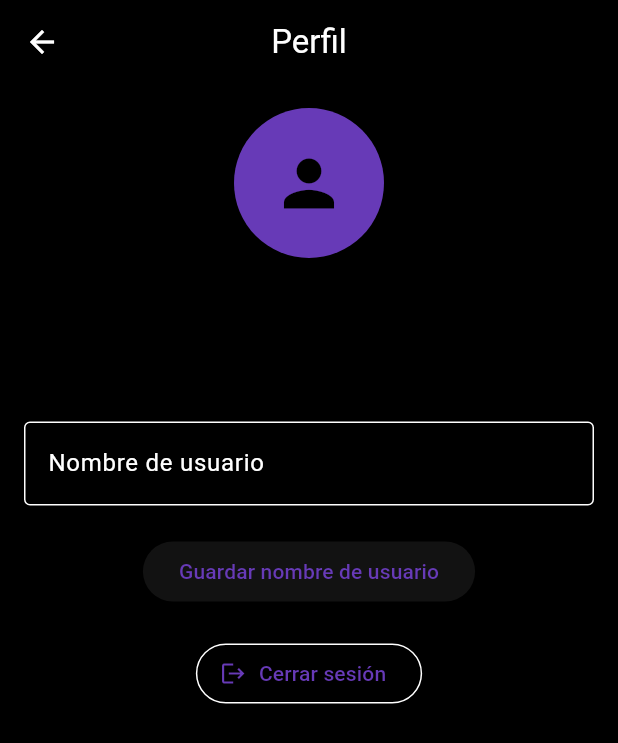
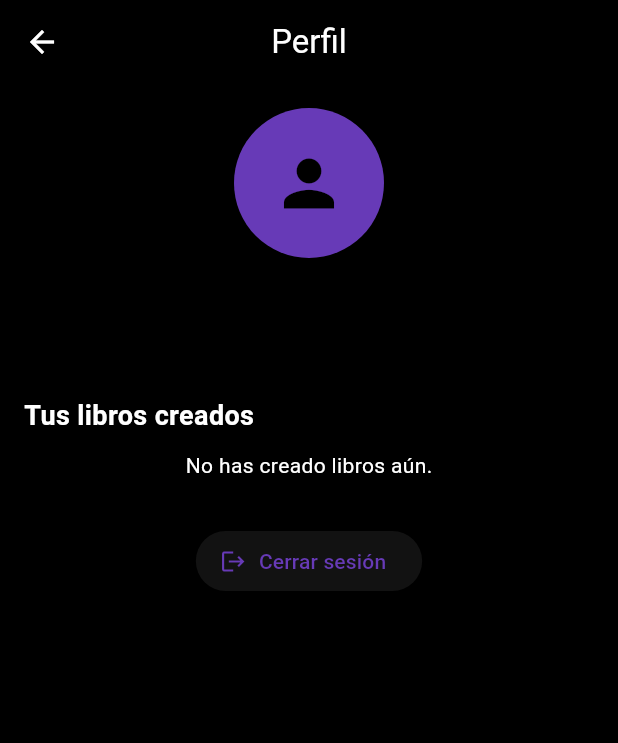
Before and after one commit to angiefjrd/Proyecto-IS513, a Flutter app: the ProfilePage screen opened directly, on a phone screen of 412 x 824 dp. Shown: the top 743 px of the screen. Run offline on Flutter 3.47's test engine with Material 3 defaults, Android fonts, the phone set to English and light mode, and no system bars; our stand-ins replace cloud_firestore, file_picker, firebase_auth, firebase_core, firebase_storage, get and 1 more; missing offline and left inert: flutter_quill; accounts and stored records are empty.

Commit message:
perfil con libros creados

```diff
--- a/lib/views/perfil_page.dart
+++ b/lib/views/perfil_page.dart
@@ -2,117 +2,164 @@ import 'package:cloud_firestore/cloud_firestore.dart';
 import 'package:firebase_auth/firebase_auth.dart';
 import 'package:flutter/material.dart';
 
-class ProfilePage extends StatefulWidget {
+/// MODELO DEL LIBRO CREADO
+class LibroCreado {
+  final String id;
+  final String titulo;
+  final String portadaUrl;
+
+  LibroCreado({
+    required this.id,
+    required this.titulo,
+    required this.portadaUrl,
+  });
+
+  factory LibroCreado.fromMap(Map<String, dynamic> data, String docId) {
+    return LibroCreado(
+      id: docId,
+      titulo: data['titulo'] ?? 'Sin título',
+      portadaUrl: data['portadaUrl'] ?? '',
+    );
+  }
+}
+
+class FirebaseServices {
+  Stream<List<LibroCreado>> getCreatedBooks() {
+    final uid = FirebaseAuth.instance.currentUser!.uid;
+    return FirebaseFirestore.instance
+        .collection('libros')
+        .where('autorId', isEqualTo: uid)
+        .snapshots()
+        .map((snapshot) => snapshot.docs
+            .map((doc) => LibroCreado.fromMap(doc.data(), doc.id))
+            .toList());
+  }
+}
+
+/// UI DE LA PÁGINA DE PERFIL
+class ProfilePage extends StatelessWidget {
   const ProfilePage({super.key});
 
   @override
-  State<ProfilePage> createState() => _ProfilePageState();
-}
-
-class _ProfilePageState extends State<ProfilePage> {
-  final currentUser = FirebaseAuth.instance.currentUser;
-  final usernameController = TextEditingController();
-  bool isLoading = false;
-
-  @override
-  void initState() {
-    super.initState();
-    _loadUsername();
-  }
-
-  Future<void> _loadUsername() async {
-    final doc = await FirebaseFirestore.instance
-        .collection('users')
-        .doc(currentUser!.uid)
-        .get();
-
-    if (doc.exists && doc.data()!.containsKey('username')) {
-      usernameController.text = doc['username'];
-    }
-  }
-
-  Future<void> _saveUsername() async {
-    setState(() => isLoading = true);
-
-    await FirebaseFirestore.instance
-        .collection('users')
-        .doc(currentUser!.uid)
-        .set({'username': usernameController.text}, SetOptions(merge: true));
-
-    setState(() => isLoading = false);
-    ScaffoldMessenger.of(context).showSnackBar(
-      const SnackBar(content: Text('Nombre de usuario actualizado')),
-    );
-  }
-
-  void _signOut() async {
-    await FirebaseAuth.instance.signOut();
-    if (mounted) {
-      Navigator.popUntil(context, (route) => route.isFirst);
-    }
-  }
-
-  @override
   Widget build(BuildContext context) {
-    final photoUrl = currentUser?.photoURL;
-    final displayName = currentUser?.displayName ?? 'Sin nombre';
-    final email = currentUser?.email ?? 'Sin correo';
+    final user = FirebaseAuth.instance.currentUser!;
+    final photoUrl = user.photoURL;
+    final displayName = user.displayName ?? 'Sin nombre';
+    final email = user.email ?? 'Sin correo';
 
     return Scaffold(
       appBar: AppBar(
         title: const Text('Perfil'),
         centerTitle: true,
       ),
-      body: isLoading
-          ? const Center(child: CircularProgressIndicator())
-          : Padding(
-              padding: const EdgeInsets.all(16.0),
+      body: SingleChildScrollView(
+        padding: const EdgeInsets.all(16),
         child: Column(
           children: [
-                  if (photoUrl != null)
+            //foto
             CircleAvatar(
               radius: 50,
-                      backgroundImage: NetworkImage(photoUrl),
-                    )
-                  else
-                    const CircleAvatar(
-                      radius: 50,
-                      child: Icon(Icons.person, size: 50),
+              backgroundImage:
+                  photoUrl != null ? NetworkImage(photoUrl) : null,
+              child: photoUrl == null
+                  ? const Icon(Icons.person, size: 50)
+                  : null,
             ),
-                  const SizedBox(height: 20),
+            const SizedBox(height: 16),
+
+            //nombre
             Text(
               displayName,
-                    style: const TextStyle(
-                      fontSize: 22,
-                      fontWeight: FontWeight.bold,
+              style: const TextStyle(fontSize: 20, fontWeight: FontWeight.bold),
+            ),
+
+            /// correo
+            Text(
+              email,
+              style: const TextStyle(fontSize: 16, color: Colors.grey),
+            ),
+
+            const SizedBox(height: 24),
+
+
+            const Align(
+              alignment: Alignment.centerLeft,
+              child: Text(
+                'Tus libros creados',
+                style: TextStyle(fontSize: 18, fontWeight: FontWeight.bold),
               ),
             ),
-                  const SizedBox(height: 5),
-                  Text(
-                    email,
-                    style: const TextStyle(
-                      fontSize: 16,
-                      color: Colors.grey,
+            const SizedBox(height: 10),
+
+            //libros creados
+            StreamBuilder<List<LibroCreado>>(
+              stream: FirebaseServices().getCreatedBooks(),
+              builder: (context, snapshot) {
+                if (snapshot.connectionState == ConnectionState.waiting) {
+                  return const Center(child: CircularProgressIndicator());
+                } else if (snapshot.hasError) {
+                  return Center(child: Text('Error: ${snapshot.error}'));
+                } else if (!snapshot.hasData || snapshot.data!.isEmpty) {
+                  return const Center(child: Text('No has creado libros aún.'));
+                }
+
+                final libros = snapshot.data!;
+                return GridView.builder(
+                  shrinkWrap: true,
+                  physics: const NeverScrollableScrollPhysics(),
+                  itemCount: libros.length,
+                  gridDelegate:
+                      const SliverGridDelegateWithFixedCrossAxisCount(
+                    crossAxisCount: 2,
+                    mainAxisSpacing: 10,
+                    crossAxisSpacing: 10,
+                    childAspectRatio: 0.65,
+                  ),
+                  itemBuilder: (context, index) {
+                    final libro = libros[index];
+                    return Card(
+                      elevation: 3,
+                      shape: RoundedRectangleBorder(
+                          borderRadius: BorderRadius.circular(10)),
+                      child: Column(
+                        children: [
+                          Expanded(
+                            child: ClipRRect(
+                              borderRadius: const BorderRadius.vertical(
+                                  top: Radius.circular(10)),
+                              child: libro.portadaUrl.isNotEmpty
+                                  ? Image.network(libro.portadaUrl,
+                                      fit: BoxFit.cover,
+                                      width: double.infinity)
+                                  : const Icon(Icons.book, size: 80),
                             ),
                           ),
+                          Padding(
+                            padding: const EdgeInsets.all(8.0),
+                            child: Text(libro.titulo,
+                                textAlign: TextAlign.center,
+                                style: const TextStyle(
+                                    fontWeight: FontWeight.bold)),
+                          ),
+                        ],
+                      ),
+                    );
+                  },
+                );
+              },
+            ),
             const SizedBox(height: 30),
-                  TextField(
-                    controller: usernameController,
-                    decoration: const InputDecoration(
-                      labelText: 'Nombre de usuario',
-                      border: OutlineInputBorder(),
-                    ),
-                  ),
-                  const SizedBox(height: 20),
-                  ElevatedButton(
-                    onPressed: _saveUsername,
-                    child: const Text('Guardar nombre de usuario'),
-                  ),
-                  const SizedBox(height: 20),
-                  OutlinedButton.icon(
-                    onPressed: _signOut,
+
+
+            ElevatedButton.icon(
               icon: const Icon(Icons.logout),
               label: const Text('Cerrar sesión'),
+              onPressed: () async {
+                await FirebaseAuth.instance.signOut();
+                if (context.mounted) {
+                  Navigator.pop(context); // Regresa al home u otra pantalla
+                }
+              },
             ),
           ],
         ),
```
Lines whose indentation alone changed are shown as unchanged.
